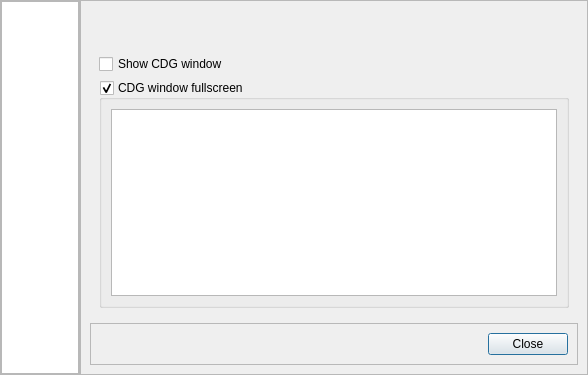
Qt form KaraokeHost/settingsdialog.ui (OpenKJ/OpenKJ) before a commit.
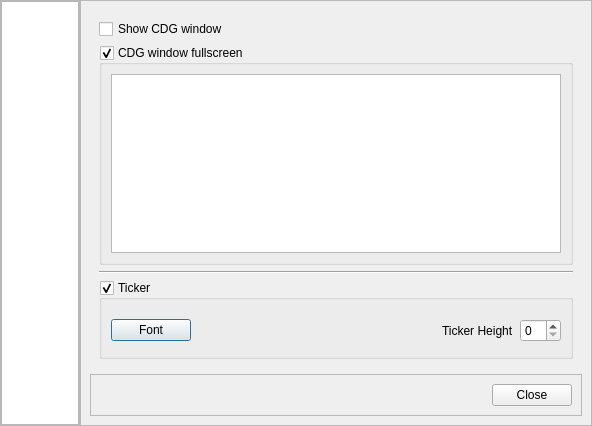
The same form after that commit.

Commit message:
KH - Adding ticker and associated settings
Also, extern'd the KhSettings object so that signals would propagate
across different dialogs and forms. Previously each individual section
was declaring its own new KhSettings object.

What changed in the file:
```diff
--- a/KaraokeHost/settingsdialog.ui
+++ b/KaraokeHost/settingsdialog.ui
@@ -6,8 +6,8 @@
    <rect>
     <x>0</x>
     <y>0</y>
-    <width>588</width>
-    <height>375</height>
+    <width>592</width>
+    <height>426</height>
    </rect>
   </property>
   <property name="windowTitle">
@@ -116,19 +116,6 @@
         <enum>QFrame::Raised</enum>
        </property>
        <layout class="QVBoxLayout" name="verticalLayout_4">
-        <item>
-         <spacer name="verticalSpacer">
-          <property name="orientation">
-           <enum>Qt::Vertical</enum>
-          </property>
-          <property name="sizeHint" stdset="0">
-           <size>
-            <width>20</width>
-            <height>40</height>
-           </size>
-          </property>
-         </spacer>
-        </item>
         <item>
          <widget class="QStackedWidget" name="stackedWidget">
           <property name="currentIndex">
@@ -174,6 +161,71 @@
               </layout>
              </widget>
             </item>
+            <item>
+             <widget class="Line" name="line">
+              <property name="orientation">
+               <enum>Qt::Horizontal</enum>
+              </property>
+             </widget>
+            </item>
+            <item>
+             <widget class="QGroupBox" name="groupBoxTicker">
+              <property name="sizePolicy">
+               <sizepolicy hsizetype="Preferred" vsizetype="MinimumExpanding">
+                <horstretch>0</horstretch>
+                <verstretch>0</verstretch>
+               </sizepolicy>
+              </property>
+              <property name="title">
+               <string>Ticker</string>
+              </property>
+              <property name="checkable">
+               <bool>true</bool>
+              </property>
+              <layout class="QVBoxLayout" name="verticalLayout_9">
+               <item>
+                <layout class="QHBoxLayout" name="horizontalLayout_4">
+                 <property name="topMargin">
+                  <number>10</number>
+                 </property>
+                 <property name="bottomMargin">
+                  <number>5</number>
+                 </property>
+                 <item>
+                  <widget class="QPushButton" name="pushButtonFont">
+                   <property name="text">
+                    <string>Font</string>
+                   </property>
+                  </widget>
+                 </item>
+                 <item>
+                  <spacer name="horizontalSpacer_2">
+                   <property name="orientation">
+                    <enum>Qt::Horizontal</enum>
+                   </property>
+                   <property name="sizeHint" stdset="0">
+                    <size>
+                     <width>40</width>
+                     <height>20</height>
+                    </size>
+                   </property>
+                  </spacer>
+                 </item>
+                 <item>
+                  <widget class="QLabel" name="label">
+                   <property name="text">
+                    <string>Ticker Height</string>
+                   </property>
+                  </widget>
+                 </item>
+                 <item>
+                  <widget class="QSpinBox" name="spinBoxTickerHeight"/>
+                 </item>
+                </layout>
+               </item>
+              </layout>
+             </widget>
+            </item>
            </layout>
           </widget>
          </widget>
```
The commit also changes 11 other files.
